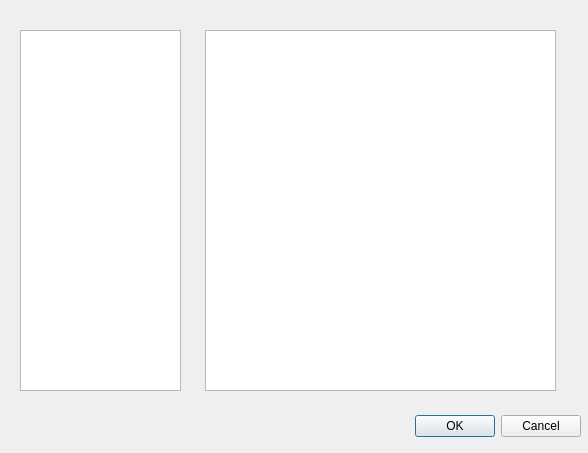
Qt form Projet_Cpp_4A/sqlitewindow.ui (HovhaHugo/Projet_Cpp_4A) before a commit.
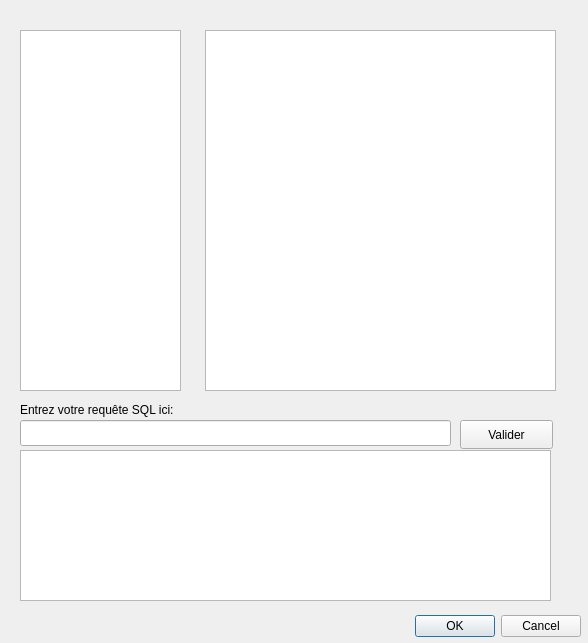
The same form after that commit.

```diff
--- a/Projet_Cpp_4A/sqlitewindow.ui
+++ b/Projet_Cpp_4A/sqlitewindow.ui
@@ -7,7 +7,7 @@
     <x>0</x>
     <y>0</y>
     <width>588</width>
-    <height>453</height>
+    <height>643</height>
    </rect>
   </property>
   <property name="windowTitle">
@@ -17,7 +17,7 @@
    <property name="geometry">
     <rect>
      <x>200</x>
-     <y>410</y>
+     <y>610</y>
      <width>381</width>
      <height>32</height>
     </rect>
@@ -49,6 +49,52 @@
     </rect>
    </property>
   </widget>
+  <widget class="QLineEdit" name="SQLcommandLineEdit">
+   <property name="geometry">
+    <rect>
+     <x>20</x>
+     <y>420</y>
+     <width>431</width>
+     <height>26</height>
+    </rect>
+   </property>
+  </widget>
+  <widget class="QLabel" name="SQLcommandLabel">
+   <property name="geometry">
+    <rect>
+     <x>20</x>
+     <y>400</y>
+     <width>191</width>
+     <height>20</height>
+    </rect>
+   </property>
+   <property name="text">
+    <string>Entrez votre requête SQL ici:</string>
+   </property>
+  </widget>
+  <widget class="QPushButton" name="SQLcommandButton">
+   <property name="geometry">
+    <rect>
+     <x>460</x>
+     <y>420</y>
+     <width>93</width>
+     <height>29</height>
+    </rect>
+   </property>
+   <property name="text">
+    <string>Valider</string>
+   </property>
+  </widget>
+  <widget class="QTableView" name="SQLresultTableView">
+   <property name="geometry">
+    <rect>
+     <x>20</x>
+     <y>450</y>
+     <width>531</width>
+     <height>151</height>
+    </rect>
+   </property>
+  </widget>
  </widget>
  <resources/>
  <connections>
```
